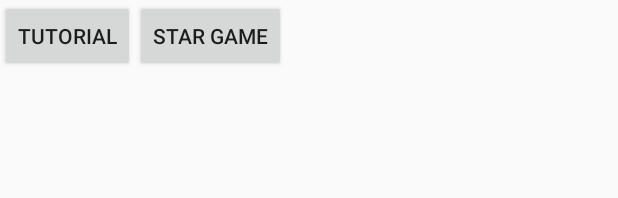
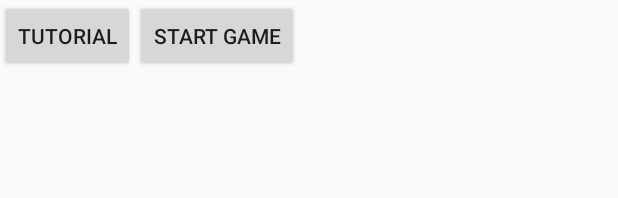
Before and after one commit to RoboticReaper/Tank_Wars, an Android app: the layout activity_main.xml on its own in the app's theme, with its tools: preview values and no code run, on a phone screen of 412 x 824 dp. Shown: the top 198 px of the screen. Run offline under Robolectric (Android 15) with nearby library versions, the phone set to English and light mode, and no system bars.

Commit message:
fixed spelling

```diff
--- a/app/src/main/res/layout/activity_main.xml
+++ b/app/src/main/res/layout/activity_main.xml
@@ -14,7 +14,7 @@
     <Button
         android:layout_width="wrap_content"
         android:layout_height="wrap_content"
-        android:text="Star Game"
+        android:text="Start Game"
         android:id="@+id/start"
         app:layout_constraintBottom_toBottomOf="parent"
         app:layout_constraintLeft_toLeftOf="parent"
```
